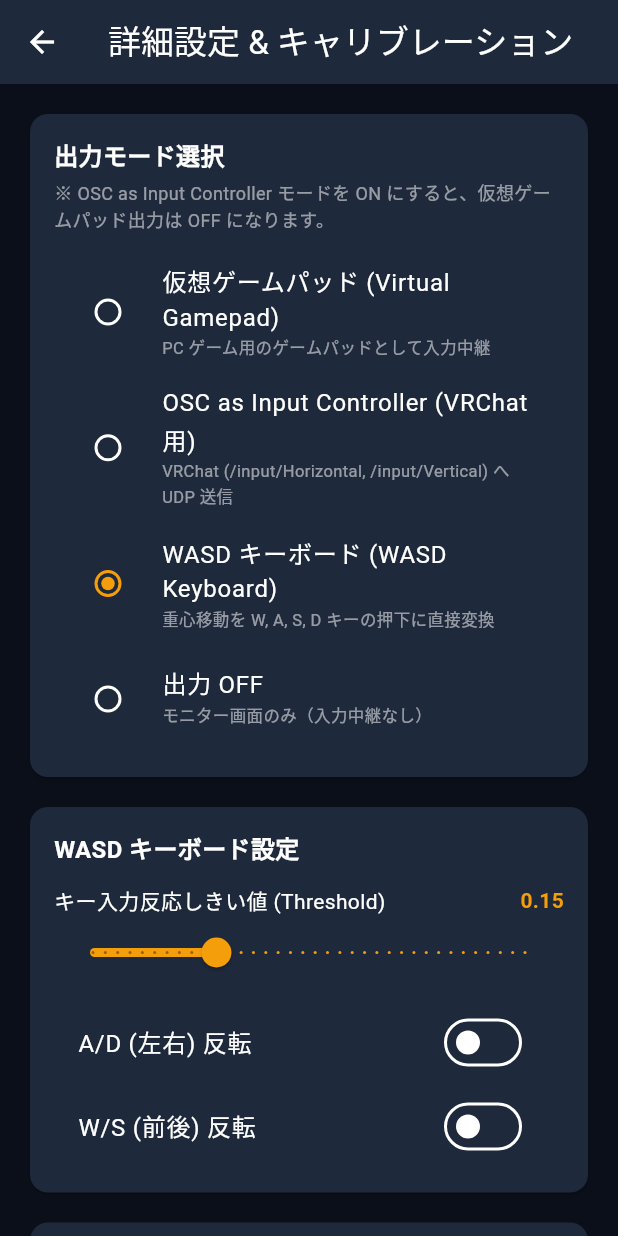
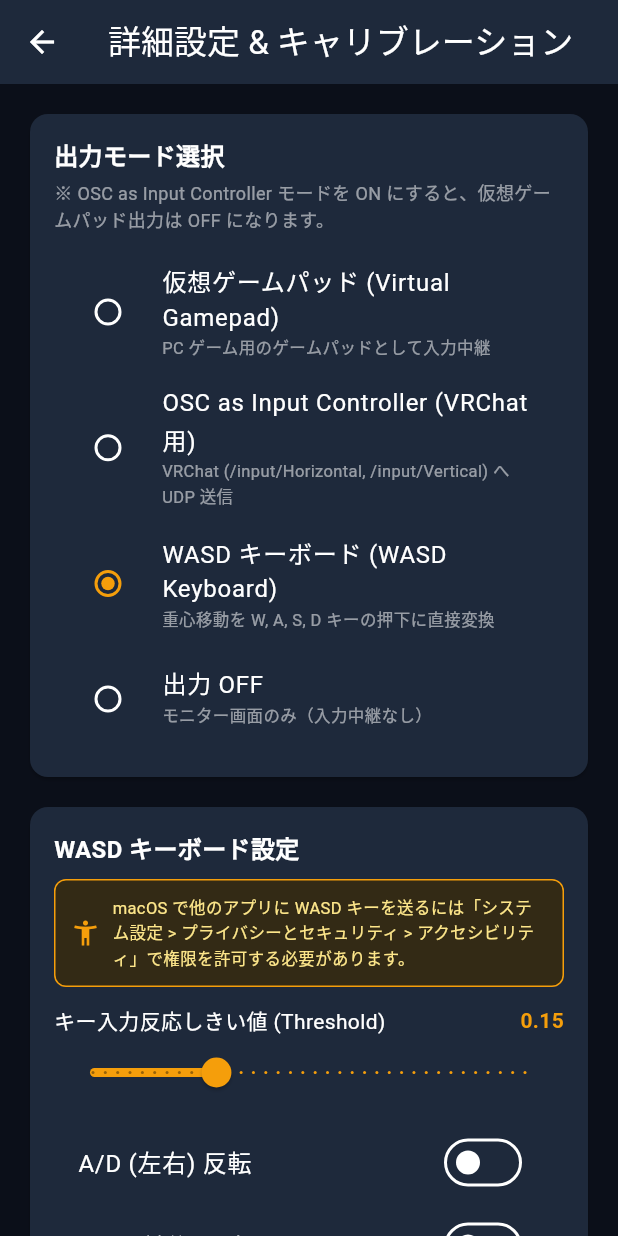
Before and after one commit to tfuru/BalanceBoard-Gamepad, a Flutter app: the SettingsView screen opened directly, after a tap on "OSC as Input Controller (VRChat用)", after a tap on "WASD キーボード (WASD Keyboard)", on a phone screen of 412 x 824 dp. Run offline on Flutter 3.47's test engine with Material 3 defaults, Android fonts, the phone set to English and light mode, and no system bars; missing offline and left inert: dart:ffi, flutter_libserialport.

Commit message:
fix: macOS アクセシビリティ権限チェックと設定画面への警告案内を追加

```diff
--- a/App/lib/views/settings_view.dart
+++ b/App/lib/views/settings_view.dart
@@ -122,6 +122,27 @@ class _SettingsViewState extends State<SettingsView> {
                       'WASD キーボード設定',
                       style: TextStyle(color: Colors.white, fontSize: 16, fontWeight: FontWeight.bold),
                     ),
+                    const SizedBox(height: 8),
+                    Container(
+                      padding: const EdgeInsets.all(10),
+                      decoration: BoxDecoration(
+                        color: const Color(0xFF332A15),
+                        borderRadius: BorderRadius.circular(8),
+                        border: Border.all(color: const Color(0xFFF59E0B)),
+                      ),
+                      child: const Row(
+                        children: [
+                          Icon(Icons.accessibility_new, color: Color(0xFFF59E0B), size: 20),
+                          SizedBox(width: 8),
+                          Expanded(
+                            child: Text(
+                              'macOS で他のアプリに WASD キーを送るには「システム設定 > プライバシーとセキュリティ > アクセシビリティ」で権限を許可する必要があります。',
+                              style: TextStyle(color: Color(0xFFFDE68A), fontSize: 11),
+                            ),
+                          ),
+                        ],
+                      ),
+                    ),
                     const SizedBox(height: 12),
                     Row(
                       mainAxisAlignment: MainAxisAlignment.spaceBetween,
@@ -163,6 +184,7 @@ class _SettingsViewState extends State<SettingsView> {
             ),
             const SizedBox(height: 12),
           ],
+
 
           // OSC 詳細設定 Card
           if (provider.config.outputMode == OutputMode.oscInputController) ...[
```
Also changed, not shown: App/lib/services/keyboard_service.dart (+26 -0 lines).
